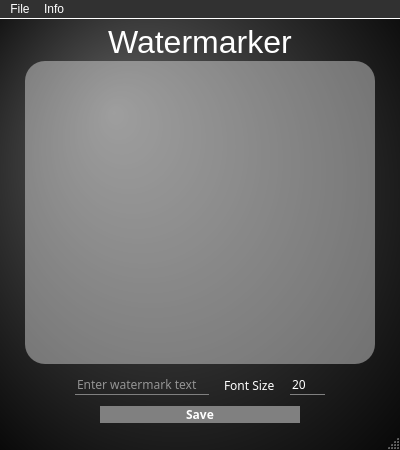
Before: the Qt Designer form Day 85 - Image Watermarking Desktop App/mainwindow.ui in yakubszatkowski/100-days-python, drawn with Qt 5.
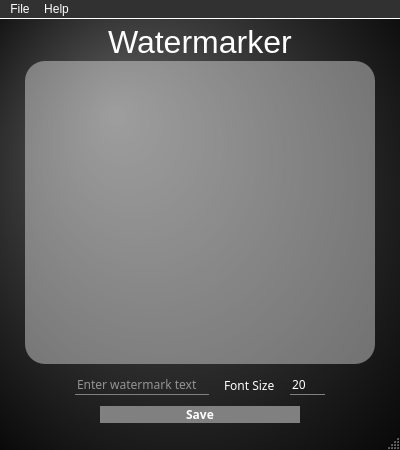
After: the same form once the commit is applied.

The edit to the form file:
```diff
--- a/Day 85 - Image Watermarking Desktop App/mainwindow.ui
+++ b/Day 85 - Image Watermarking Desktop App/mainwindow.ui
@@ -268,7 +268,7 @@
    </widget>
    <widget class="QMenu" name="menuAbout">
     <property name="title">
-     <string>Info</string>
+     <string>Help</string>
     </property>
     <addaction name="actionAbout"/>
     <addaction name="actionAboutQt"/>
```
Left out of the diff: 2 changed lines with no effect on the pictures.
